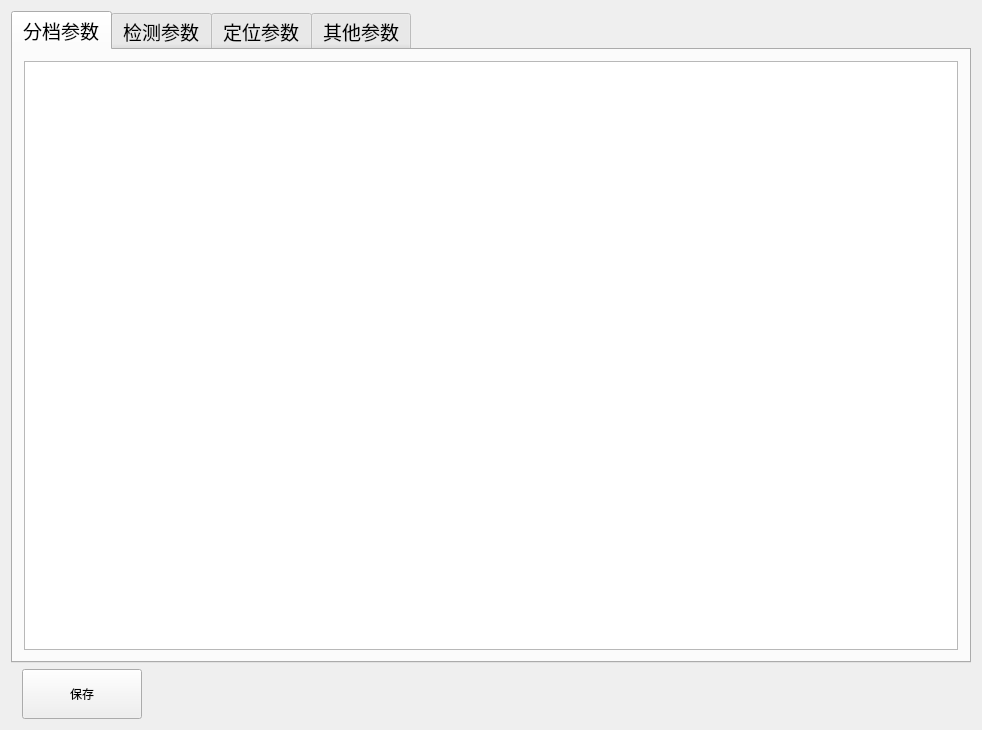
Above: weina/weina/setupwidget.ui from jeedyang/weina before the change. Below: the same form after it.
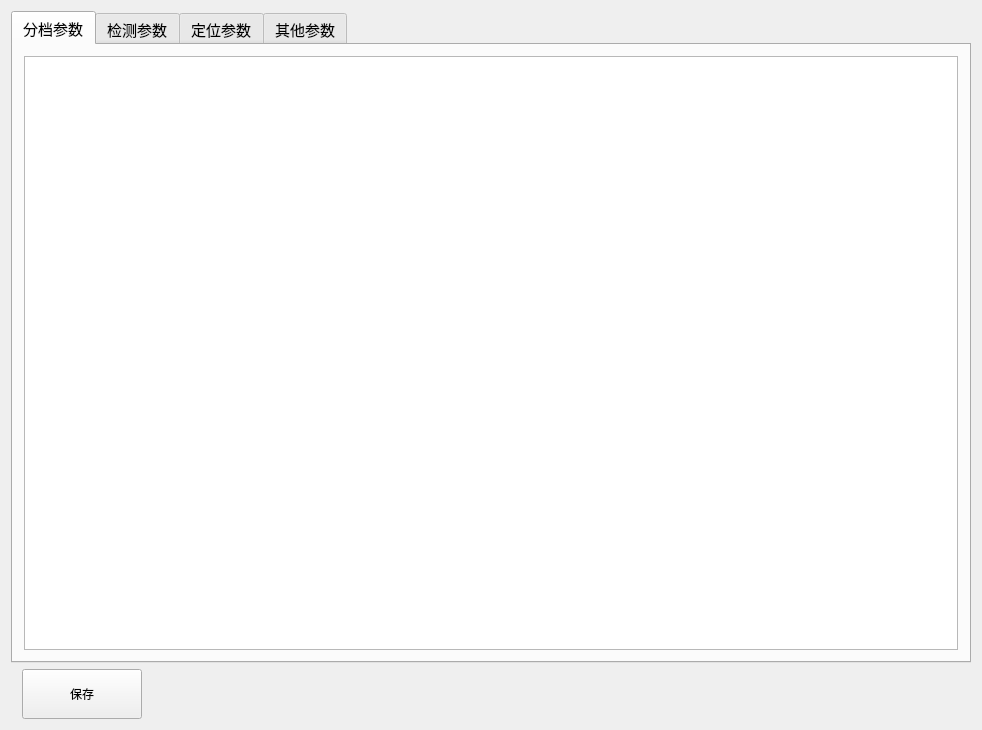
That is the form after the change. Icons and pictures are not drawn.

Diff of the .ui file:
```diff
--- a/weina/weina/setupwidget.ui
+++ b/weina/weina/setupwidget.ui
@@ -19,7 +19,10 @@
      <property name="font">
       <font>
        <family>微软雅黑</family>
-       <pointsize>14</pointsize>
+       <pointsize>11</pointsize>
+       <weight>50</weight>
+       <italic>false</italic>
+       <bold>false</bold>
       </font>
      </property>
      <property name="styleSheet">
@@ -64,7 +67,11 @@
       </attribute>
       <layout class="QGridLayout" name="gridLayout_2">
        <item row="0" column="0">
-        <widget class="QTableWidget" name="tableWidget_classPam"/>
+        <widget class="QTableWidget" name="tableWidget_classPam">
+         <property name="styleSheet">
+          <string notr="true">font: 10pt &quot;微软雅黑&quot;;</string>
+         </property>
+        </widget>
        </item>
       </layout>
      </widget>
```
Left out of the diff: 36 changed lines with no effect on the pictures.
